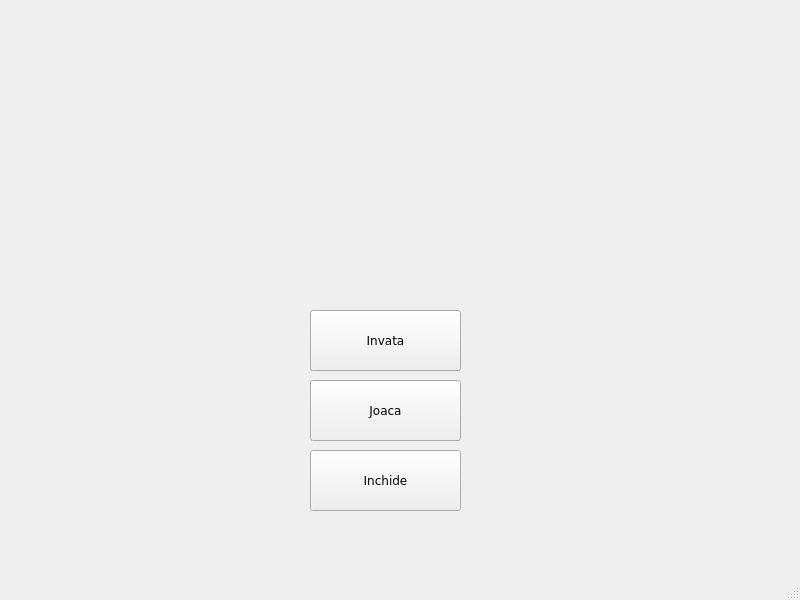
Old version of the form assets/mainwindow.ui in the repository TeofanG/AutoLearn.
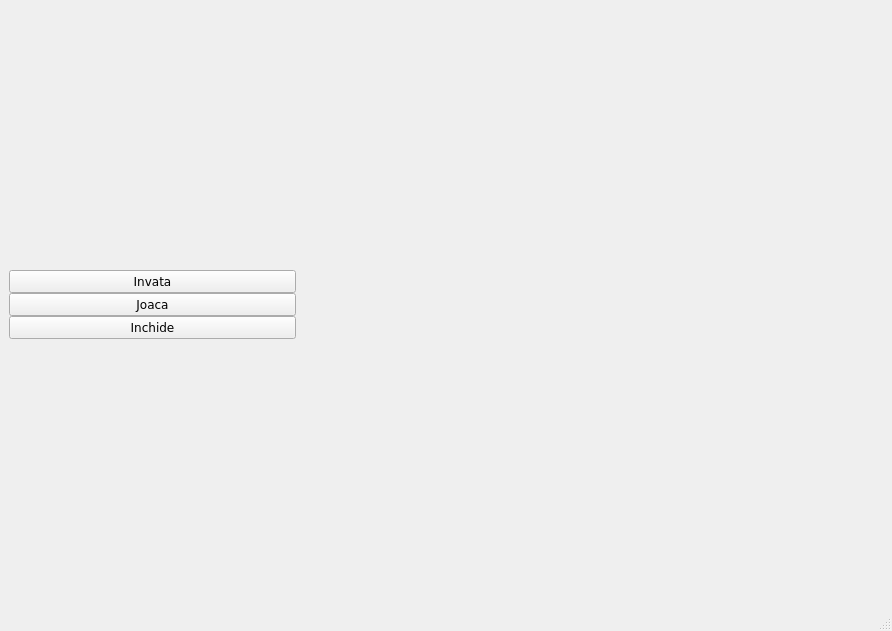
New version of the form.

```diff
--- a/assets/mainwindow.ui
+++ b/assets/mainwindow.ui
@@ -6,22 +6,45 @@
    <rect>
     <x>0</x>
     <y>0</y>
-    <width>800</width>
-    <height>600</height>
+    <width>892</width>
+    <height>631</height>
    </rect>
   </property>
   <property name="windowTitle">
    <string>MainWindow</string>
   </property>
   <widget class="QWidget" name="centralwidget">
+   <layout class="QGridLayout" name="gridLayout">
+    <item row="0" column="1" colspan="3">
+     <layout class="QHBoxLayout" name="horizontalLayout_4"/>
+    </item>
+    <item row="1" column="1" colspan="3">
+     <layout class="QHBoxLayout" name="horizontalLayout_5"/>
+    </item>
+    <item row="3" column="3">
+     <layout class="QVBoxLayout" name="verticalLayout_8"/>
+    </item>
+    <item row="3" column="4">
+     <layout class="QVBoxLayout" name="verticalLayout_5"/>
+    </item>
+    <item row="2" column="0">
+     <layout class="QVBoxLayout" name="verticalLayout_10"/>
+    </item>
+    <item row="2" column="1">
+     <layout class="QVBoxLayout" name="verticalLayout_9">
+      <property name="spacing">
+       <number>0</number>
+      </property>
+      <property name="sizeConstraint">
+       <enum>QLayout::SetMinimumSize</enum>
+      </property>
+      <item>
    <widget class="QPushButton" name="pushButton">
-    <property name="geometry">
-     <rect>
-      <x>310</x>
-      <y>310</y>
-      <width>151</width>
-      <height>61</height>
-     </rect>
+        <property name="sizePolicy">
+         <sizepolicy hsizetype="Preferred" vsizetype="Fixed">
+          <horstretch>0</horstretch>
+          <verstretch>0</verstretch>
+         </sizepolicy>
     </property>
     <property name="font">
      <font>
@@ -32,14 +55,14 @@
      <string>Invata</string>
     </property>
    </widget>
+      </item>
+      <item>
    <widget class="QPushButton" name="pushButton_2">
-    <property name="geometry">
-     <rect>
-      <x>310</x>
-      <y>380</y>
-      <width>151</width>
-      <height>61</height>
-     </rect>
+        <property name="sizePolicy">
+         <sizepolicy hsizetype="Preferred" vsizetype="Fixed">
+          <horstretch>0</horstretch>
+          <verstretch>0</verstretch>
+         </sizepolicy>
     </property>
     <property name="font">
      <font>
@@ -50,14 +73,14 @@
      <string>Joaca</string>
     </property>
    </widget>
+      </item>
+      <item>
    <widget class="QPushButton" name="pushButton_3">
-    <property name="geometry">
-     <rect>
-      <x>310</x>
-      <y>450</y>
-      <width>151</width>
-      <height>61</height>
-     </rect>
+        <property name="sizePolicy">
+         <sizepolicy hsizetype="Preferred" vsizetype="Fixed">
+          <horstretch>0</horstretch>
+          <verstretch>0</verstretch>
+         </sizepolicy>
     </property>
     <property name="font">
      <font>
@@ -68,6 +91,10 @@
      <string>Inchide</string>
     </property>
    </widget>
+      </item>
+     </layout>
+    </item>
+   </layout>
   </widget>
   <widget class="QMenuBar" name="menubar">
    <property name="geometry">
```
Left out of the diff: 2 changed lines with no effect on the pictures. Lines whose indentation alone changed are shown as unchanged.
